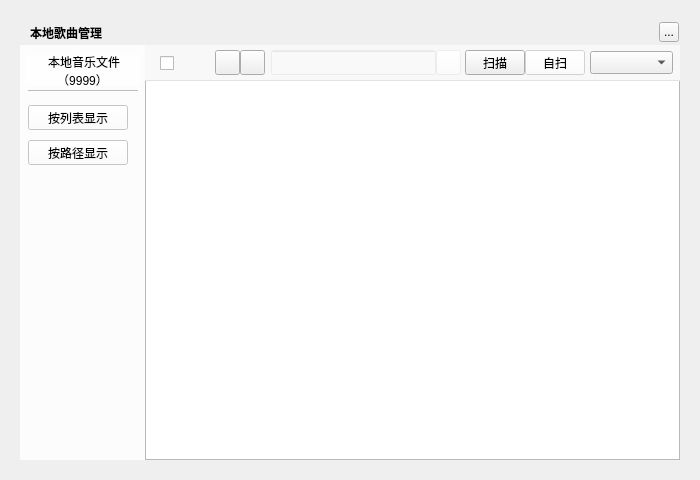
Above: TTKCore/musicUi/musicToolsetswidget/musiclocalsongsmanagerwidget.ui from Greedysky/TTKMusicPlayer before the change. Below: the same form after it.
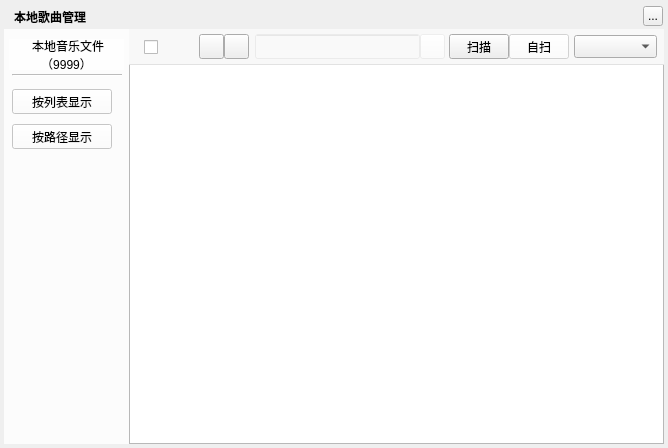
That is the form after the change. Icons and pictures are not drawn. Custom widgets are drawn as their Qt base class.

What changed in the file:
```diff
--- a/TTKCore/musicUi/musicToolsetswidget/musiclocalsongsmanagerwidget.ui
+++ b/TTKCore/musicUi/musicToolsetswidget/musiclocalsongsmanagerwidget.ui
@@ -6,8 +6,8 @@
    <rect>
     <x>0</x>
     <y>0</y>
-    <width>700</width>
-    <height>480</height>
+    <width>668</width>
+    <height>448</height>
    </rect>
   </property>
   <property name="windowTitle">
@@ -19,8 +19,8 @@
   <widget class="QLabel" name="background">
    <property name="geometry">
     <rect>
-     <x>20</x>
-     <y>20</y>
+     <x>4</x>
+     <y>4</y>
      <width>660</width>
      <height>440</height>
     </rect>
@@ -32,8 +32,8 @@
   <widget class="QLabel" name="topTitleName">
    <property name="geometry">
     <rect>
-     <x>30</x>
-     <y>20</y>
+     <x>14</x>
+     <y>4</y>
      <width>100</width>
      <height>25</height>
     </rect>
@@ -48,8 +48,8 @@
   <widget class="QToolButton" name="topTitleCloseButton">
    <property name="geometry">
     <rect>
-     <x>659</x>
-     <y>22</y>
+     <x>643</x>
+     <y>6</y>
      <width>20</width>
      <height>20</height>
     </rect>
@@ -61,8 +61,8 @@
   <widget class="QWidget" name="backgroundMask1" native="true">
    <property name="geometry">
     <rect>
-     <x>20</x>
-     <y>45</y>
+     <x>4</x>
+     <y>29</y>
      <width>125</width>
      <height>415</height>
     </rect>
@@ -132,8 +132,8 @@
   <widget class="MusicLocalSongsTableWidget" name="songlistsTable">
    <property name="geometry">
     <rect>
-     <x>145</x>
-     <y>80</y>
+     <x>129</x>
+     <y>64</y>
      <width>535</width>
      <height>380</height>
     </rect>
@@ -142,8 +142,8 @@
   <widget class="QWidget" name="toolWidget" native="true">
    <property name="geometry">
     <rect>
-     <x>145</x>
-     <y>45</y>
+     <x>129</x>
+     <y>29</y>
      <width>535</width>
      <height>36</height>
     </rect>
@@ -276,8 +276,8 @@
   <widget class="MusicGifLabelWidget" name="loadingLabel">
    <property name="geometry">
     <rect>
-     <x>380</x>
-     <y>235</y>
+     <x>364</x>
+     <y>219</y>
      <width>58</width>
      <height>58</height>
     </rect>
```
